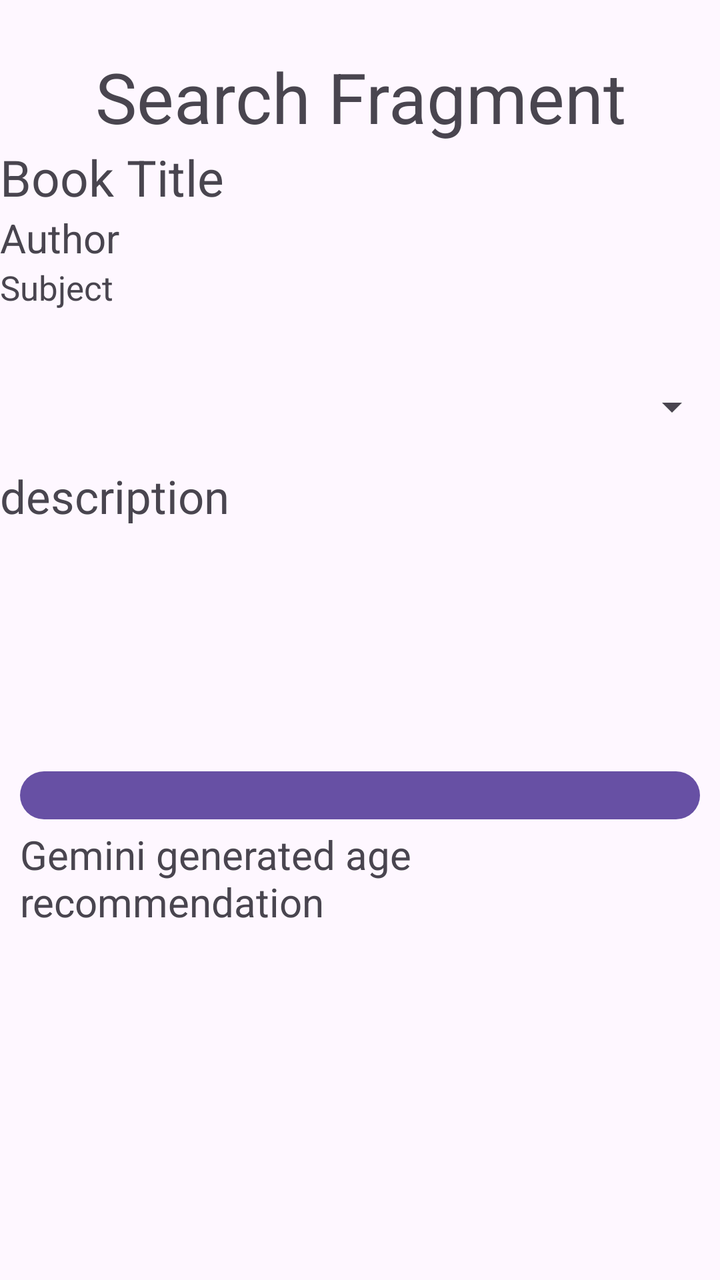
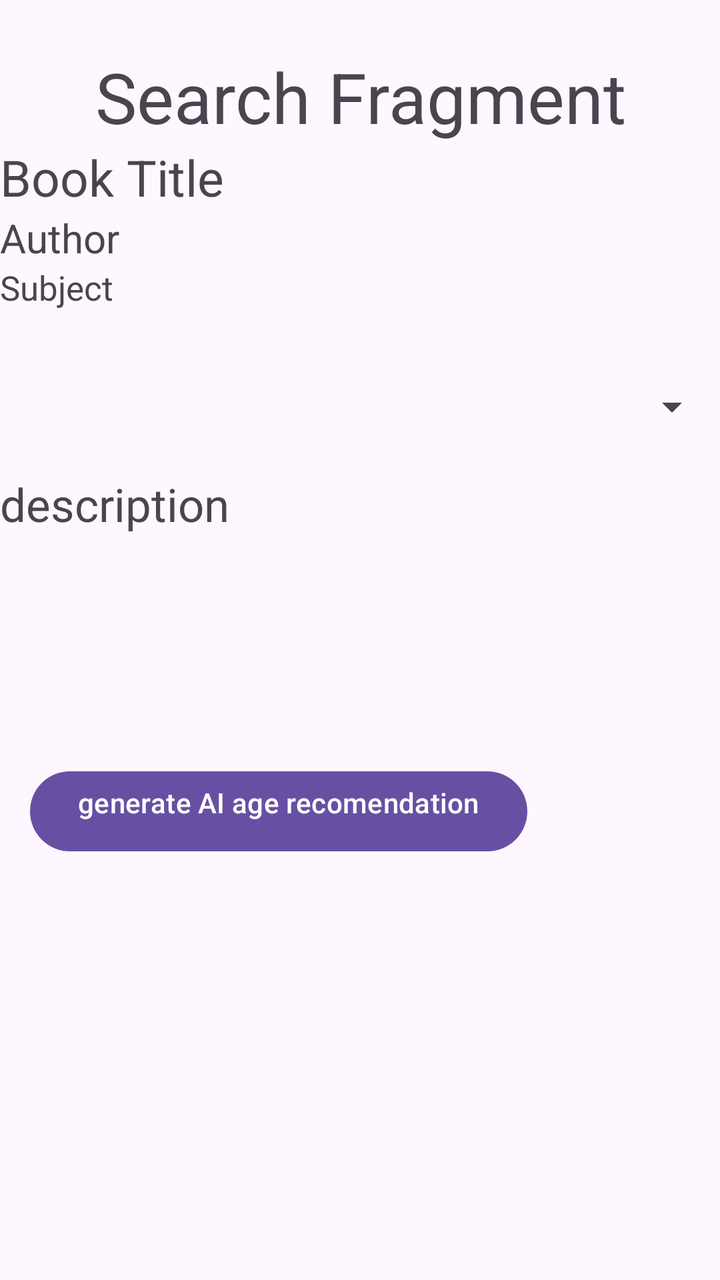

The first picture is an Android layout as it rendered before a commit; the second is the same layout after the commit. The layout source and the unified diff follow.
<!-- AndroidManifest.xml: application theme Theme.LibookApp -->
<!-- res/layout/fragment_book_info.xml -->
<?xml version="1.0" encoding="utf-8"?>
<LinearLayout xmlns:android="http://schemas.android.com/apk/res/android"
    xmlns:tools="http://schemas.android.com/tools"
    android:layout_width="match_parent"
    android:layout_height="match_parent"
    android:orientation="vertical"
    tools:context=".screens.BookInfoFragment"
    android:layout_marginHorizontal="20dp">

    
    <TextView
        android:layout_width="match_parent"
        android:layout_height="wrap_content"
        android:text="Search Fragment"
        android:textSize="35dp"
        android:layout_marginTop="25dp"
        android:textAlignment="center"/>

    <LinearLayout
        android:layout_width="match_parent"
        android:layout_height="0dp"
        android:layout_weight="50"
        android:orientation="horizontal">

        <LinearLayout
            android:layout_width="0dp"
            android:layout_height="match_parent"
            android:layout_weight="65"
            android:orientation="vertical">

            <TextView
                android:id="@+id/tVTitle"
                android:layout_width="match_parent"
                android:layout_height="wrap_content"
                android:text="Book Title"
                android:textSize="25dp"/>

            <TextView
                android:id="@+id/tVAuthor"
                android:layout_width="match_parent"
                android:layout_height="wrap_content"
                android:text="Author"
                android:textSize="20dp"/>

            <TextView
                android:id="@+id/tVSubj"
                android:layout_width="match_parent"
                android:layout_height="wrap_content"
                android:text="Subject"
                android:textSize="17dp"/>
        </LinearLayout>

        <LinearLayout
            android:layout_width="0dp"
            android:layout_height="match_parent"
            android:layout_weight="35"
            android:orientation="vertical">

            <ImageView
                android:id="@+id/iVImage"
                android:layout_width="match_parent"
                android:layout_height="350px" />

            <Spinner
                android:id="@+id/sSave"
                android:layout_width="match_parent"
                android:layout_height="30dp"/>

        </LinearLayout>


    </LinearLayout>

    <ScrollView
        android:layout_width="match_parent"
        android:layout_height="0dp"
        android:layout_weight="40"
        android:scrollbars="vertical"> 

        <TextView
            android:id="@+id/tVDesc"
            android:layout_width="match_parent"
            android:layout_height="match_parent"
            android:text="description"
            android:textSize="23dp"/>

    </ScrollView>

    <Button
        android:layout_width="match_parent"
        android:layout_height="0dp"
        android:layout_weight="10"
        android:layout_marginTop="20dp"
        android:layout_marginHorizontal="10dp"/>

    <TextView
        android:layout_width="match_parent"
        android:layout_height="0dp"
        android:layout_weight="70"
        android:text="Gemini generated age recommendation"
        android:textSize="20dp"
        android:layout_marginHorizontal="10dp"/>


</LinearLayout>
<!-- resources referenced by this layout -->
<resources>
  <style name="Theme.LibookApp" parent="Base.Theme.LibookApp" />
  <style name="Base.Theme.LibookApp" parent="Theme.Material3.DayNight.NoActionBar">
          
          
      </style>
</resources>

<!-- the commit's change to res/layout/fragment_book_info.xml (unified diff, before → after) -->
@@ -75,7 +75,8 @@
         android:layout_width="match_parent"
         android:layout_height="0dp"
         android:layout_weight="40"
-        android:scrollbars="vertical"> 
+        android:scrollbars="vertical"
+        android:layout_marginTop="15dp"> 
 
         <TextView
             android:id="@+id/tVDesc"
@@ -87,19 +88,23 @@
     </ScrollView>
 
     <Button
-        android:layout_width="match_parent"
-        android:layout_height="0dp"
-        android:layout_weight="10"
-        android:layout_marginTop="20dp"
-        android:layout_marginHorizontal="10dp"/>
+        android:id="@+id/btnGenerate"
+        android:layout_width="wrap_content"
+        android:layout_height="wrap_content"
+        android:layout_marginTop="25dp"
+        android:text="generate AI age recomendation"
+        android:gravity="left"
+        android:layout_marginLeft="15dp"
+        android:onClick="generateGeminiReco"/>
 
     <TextView
+        android:id="@+id/tVGeminiReco"
         android:layout_width="match_parent"
         android:layout_height="0dp"
         android:layout_weight="70"
-        android:text="Gemini generated age recommendation"
         android:textSize="20dp"
         android:layout_marginHorizontal="10dp"/>
+    
 
 
 </LinearLayout>
